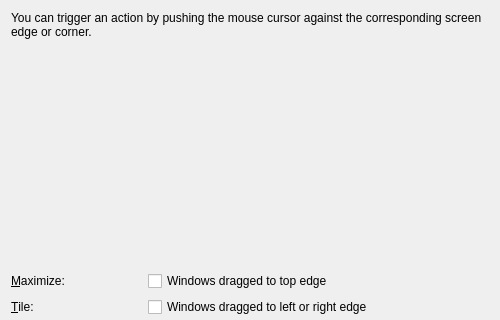
This is src/kcms/screenedges/main.ui in KDE/kwin as Qt 5 draws it before an edit; both pictures show x 0 to 500 and y 0 to 320 of the 500 by 525 pixel window. The edited form follows.
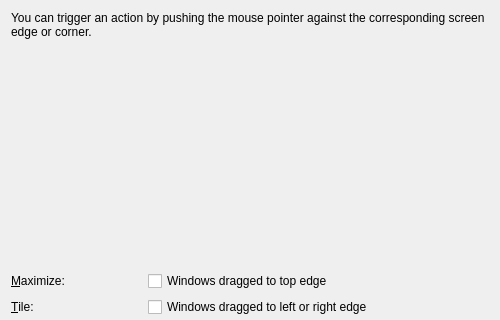
This is the edited form. Custom widgets are drawn as their Qt base class.

Commit message:
kcms/screenedges: Change 'cursor' to 'pointer' in UI strings
'Pointer' refers to the on-screen indicator controlled by the mouse, a 'cursor' usually indicates the text insertion position.

The edit to the form file:
```diff
--- a/src/kcms/screenedges/main.ui
+++ b/src/kcms/screenedges/main.ui
@@ -20,7 +20,7 @@
    <item>
     <widget class="QLabel" name="infoLabel">
      <property name="text">
-      <string>You can trigger an action by pushing the mouse cursor against the corresponding screen edge or corner.</string>
+      <string>You can trigger an action by pushing the mouse pointer against the corresponding screen edge or corner.</string>
      </property>
      <property name="wordWrap">
       <bool>true</bool>
```
Left out of the diff: 8 changed lines with no effect on the pictures.
